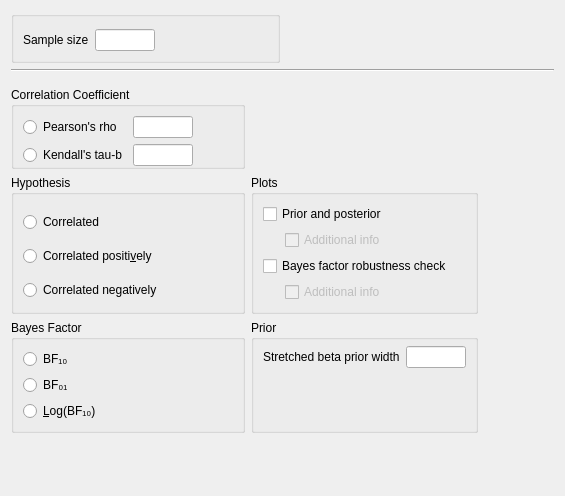
jasp-stats/jasp-desktop, file JASP-Desktop/analysisforms/SummaryStatistics/summarystatscorrelationbayesianpairsform.ui: the form before one commit.
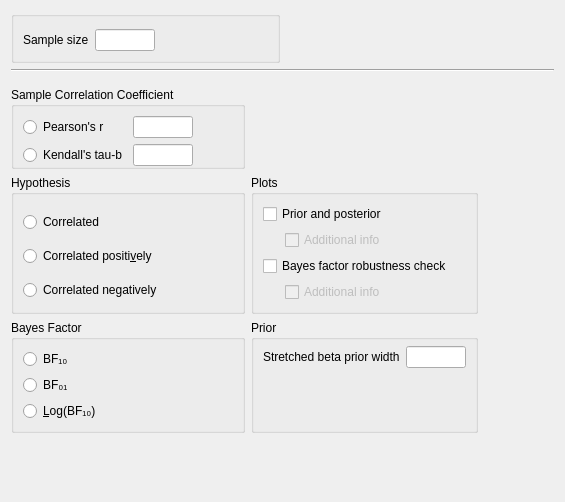
The form after the commit. Custom widgets are drawn as their Qt base class.

Commit message:
#2758: Rename correlation coefficient box (#2761)
* #2758: Rename correlation coefficient box

* #2758: Changed radio button text to Pearson's r

```diff
--- a/JASP-Desktop/analysisforms/SummaryStatistics/summarystatscorrelationbayesianpairsform.ui
+++ b/JASP-Desktop/analysisforms/SummaryStatistics/summarystatscorrelationbayesianpairsform.ui
@@ -7,7 +7,7 @@
     <x>0</x>
     <y>0</y>
     <width>565</width>
-    <height>496</height>
+    <height>502</height>
    </rect>
   </property>
   <property name="sizePolicy">
@@ -440,7 +440,7 @@
       <item row="0" column="0">
        <widget class="BoundGroupBox" name="correlationCoefficient">
         <property name="title">
-         <string>Correlation Coefficient</string>
+         <string>Sample Correlation Coefficient</string>
         </property>
         <property name="flat">
          <bool>true</bool>
@@ -491,7 +491,7 @@
             </sizepolicy>
            </property>
            <property name="text">
-            <string>Pearson's rho</string>
+            <string>Pearson's r</string>
            </property>
           </widget>
          </item>
```
The commit also changes 1 other file.
